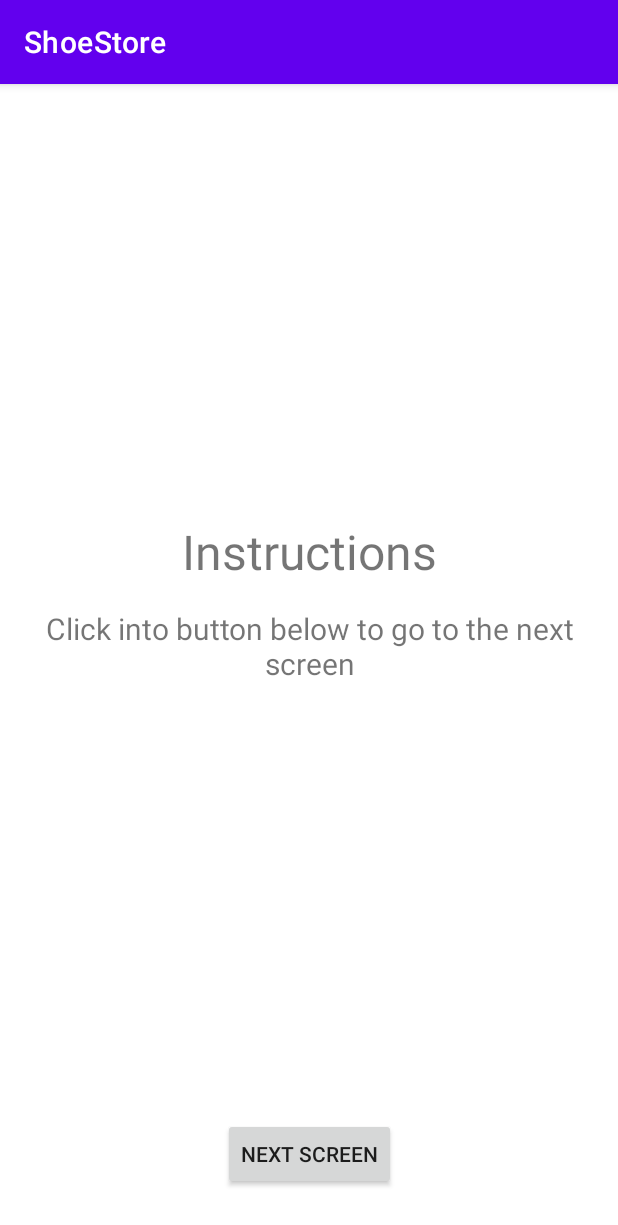
After one commit to graffiti75/ShoeStoreInventoryApp, an Android app: the InstructionFragment screen opened through its navigation route, on a phone screen of 412 x 824 dp. The commit adds this screen. Shown: the top 1225 px of the screen. Run offline under Robolectric (Android 15) with nearby library versions, the phone set to English and light mode, and no system bars; our stand-ins replace data binding.

Commit message:
Instruction screen created - Instruction screen added to navigation graph - DataBinding added to fragment Instruction

```diff
--- /dev/null
+++ b/app/src/main/java/com/graffiti75/shoestore/instruction/InstructionFragment.kt
@@ -0,0 +1,27 @@
+package com.graffiti75.shoestore.instruction
+
+import android.os.Bundle
+import android.view.LayoutInflater
+import android.view.View
+import android.view.ViewGroup
+import androidx.databinding.DataBindingUtil
+import androidx.fragment.app.Fragment
+import com.graffiti75.shoestore.R
+import com.graffiti75.shoestore.databinding.FragmentInstructionBinding
+
+class InstructionFragment : Fragment() {
+
+    override fun onCreateView(
+        inflater: LayoutInflater, container: ViewGroup?,
+        savedInstanceState: Bundle?
+    ): View? {
+        val binding: FragmentInstructionBinding = DataBindingUtil.inflate(
+            inflater, R.layout.fragment_instruction, container, false
+        )
+
+        binding.shoeListButton.setOnClickListener {
+        }
+
+        return binding.root
+    }
+}
--- a/app/src/main/java/com/graffiti75/shoestore/welcome/WelcomeFragment.kt
+++ b/app/src/main/java/com/graffiti75/shoestore/welcome/WelcomeFragment.kt
@@ -4,8 +4,11 @@ import android.os.Bundle
 import android.view.LayoutInflater
 import android.view.View
 import android.view.ViewGroup
+import androidx.databinding.DataBindingUtil
 import androidx.fragment.app.Fragment
+import androidx.navigation.fragment.findNavController
 import com.graffiti75.shoestore.R
+import com.graffiti75.shoestore.databinding.FragmentWelcomeBinding
 
 class WelcomeFragment : Fragment() {
 
@@ -13,7 +16,14 @@ class WelcomeFragment : Fragment() {
         inflater: LayoutInflater, container: ViewGroup?,
         savedInstanceState: Bundle?
     ): View? {
-        // Inflate the layout for this fragment
-        return inflater.inflate(R.layout.fragment_welcome, container, false)
+        val binding: FragmentWelcomeBinding = DataBindingUtil.inflate(
+            inflater, R.layout.fragment_welcome, container, false
+        )
+
+        binding.instructionsButton.setOnClickListener {
+            findNavController().navigate(WelcomeFragmentDirections.actionWelcomeFragmentToInstructionFragment())
+        }
+
+        return binding.root
     }
 }
--- /dev/null
+++ b/app/src/main/res/layout/fragment_instruction.xml
@@ -0,0 +1,50 @@
+<?xml version="1.0" encoding="utf-8"?>
+<layout xmlns:android="http://schemas.android.com/apk/res/android"
+    xmlns:app="http://schemas.android.com/apk/res-auto"
+    xmlns:tools="http://schemas.android.com/tools">
+
+    <data>
+    </data>
+
+    <androidx.constraintlayout.widget.ConstraintLayout
+        android:layout_width="match_parent"
+        android:layout_height="match_parent"
+        tools:context=".instruction.InstructionFragment">
+
+        <TextView
+            android:id="@+id/title__text_view"
+            android:layout_width="wrap_content"
+            android:layout_height="wrap_content"
+            android:text="@string/instructions"
+            android:textSize="32sp"
+            app:layout_constraintBottom_toBottomOf="parent"
+            app:layout_constraintEnd_toEndOf="parent"
+            app:layout_constraintStart_toStartOf="parent"
+            app:layout_constraintTop_toTopOf="parent"
+            app:layout_constraintVertical_bias="0.4" />
+
+        <TextView
+            android:id="@+id/subtitle__text_view"
+            android:layout_width="wrap_content"
+            android:layout_height="wrap_content"
+            android:layout_marginTop="16dp"
+            android:text="@string/go_to_next_screen"
+            android:textAlignment="center"
+            android:textSize="20sp"
+            app:layout_constraintEnd_toEndOf="parent"
+            app:layout_constraintStart_toStartOf="parent"
+            app:layout_constraintTop_toBottomOf="@+id/title__text_view" />
+
+        <androidx.appcompat.widget.AppCompatButton
+            android:id="@+id/shoe_list__button"
+            android:layout_width="wrap_content"
+            android:layout_height="wrap_content"
+            android:layout_marginTop="16dp"
+            android:text="@string/next_screen"
+            app:layout_constraintBottom_toBottomOf="parent"
+            app:layout_constraintEnd_toEndOf="parent"
+            app:layout_constraintStart_toStartOf="parent"
+            app:layout_constraintTop_toBottomOf="@+id/subtitle__text_view"
+            app:layout_constraintVertical_bias="0.9" />
+    </androidx.constraintlayout.widget.ConstraintLayout>
+</layout>
--- a/app/src/main/res/navigation/navigation.xml
+++ b/app/src/main/res/navigation/navigation.xml
@@ -17,5 +17,13 @@
         android:id="@+id/welcomeFragment"
         android:name="com.graffiti75.shoestore.welcome.WelcomeFragment"
         android:label="fragment_welcome"
-        tools:layout="@layout/fragment_welcome" />
+        tools:layout="@layout/fragment_welcome" >
+        <action
+            android:id="@+id/action_welcomeFragment_to_instructionFragment"
+            app:destination="@id/instructionFragment" />
+    </fragment>
+    <fragment
+        android:id="@+id/instructionFragment"
+        android:name="com.graffiti75.shoestore.instruction.InstructionFragment"
+        android:label="InstructionFragment" />
 </navigation>
--- a/app/src/main/res/values/strings.xml
+++ b/app/src/main/res/values/strings.xml
@@ -5,6 +5,7 @@
     <string name="sign_in">Sign Up</string>
     <string name="sign_up">Sign In</string>
     <string name="welcome">Welcome</string>
+    <string name="instructions">Instructions</string>
     <string name="next_screen">Next Screen</string>
     <string name="go_to_next_screen">Click into button below to go to the next screen</string>
     <!-- TODO: Remove or change this placeholder text -->
```
